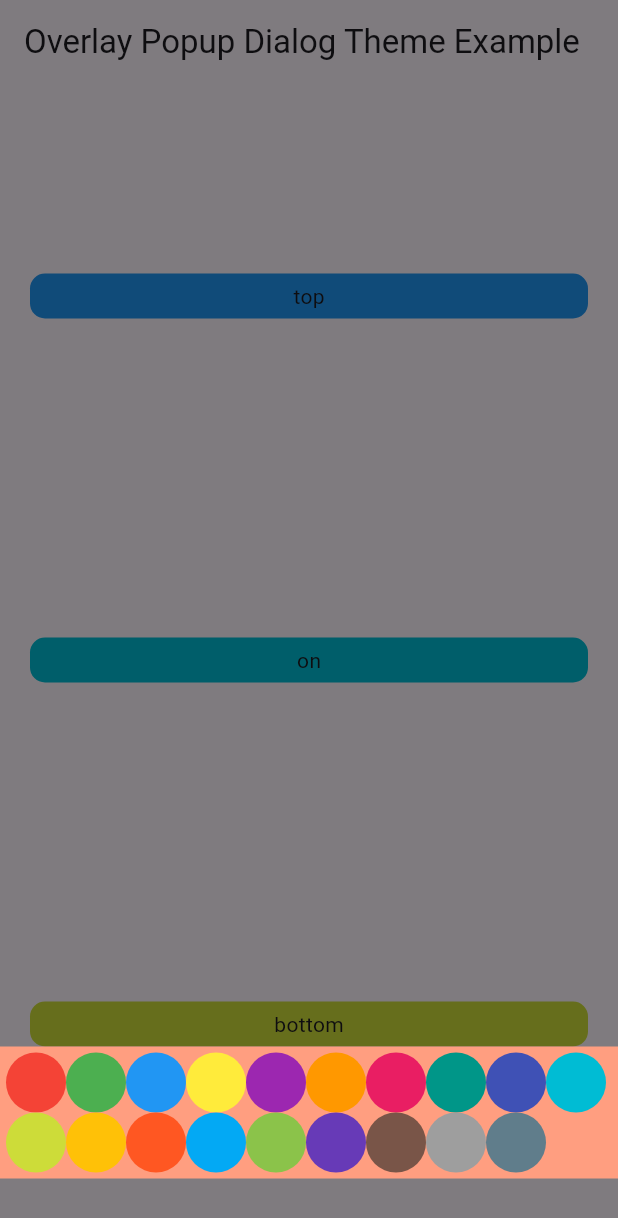
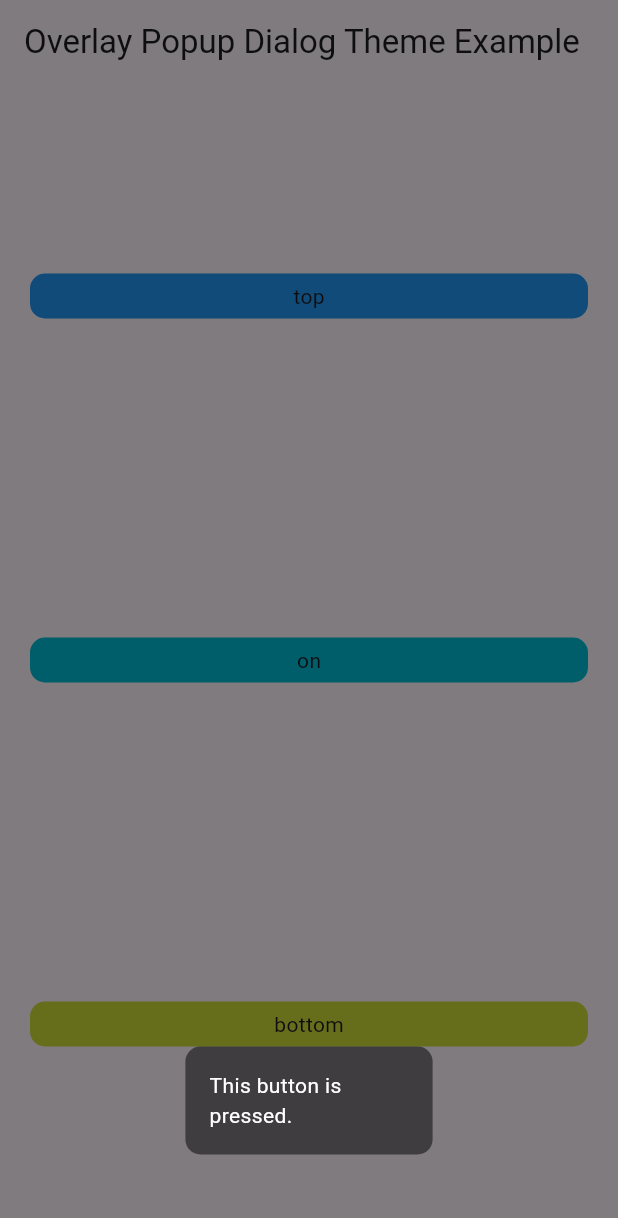
Before and after one commit to metekaganmusaak/overlay_popup_dialog, a Flutter app: the screen it shows after launch, after a tap on "bottom", on a phone screen of 412 x 824 dp. Shown: the top 1218 px of the screen. Run offline on Flutter 3.47's test engine with Material 3 defaults, Android fonts, the phone set to English and light mode, and no system bars.

Commit message:
bug fixes

```diff
--- a/example/lib/main.dart
+++ b/example/lib/main.dart
@@ -10,52 +10,48 @@ class MyApp extends StatelessWidget {
 
   @override
   Widget build(BuildContext context) {
-    return MaterialApp(
+    return const MaterialApp(
       title: 'Overlay Popup Dialog Theme Example',
-      theme: ThemeData(
-        colorScheme: ColorScheme.fromSeed(seedColor: Colors.deepPurple),
-        useMaterial3: true,
-      ),
-      home: const MyHomePage(),
+      home: HomePage(),
     );
   }
 }
 
-class MyHomePage extends StatefulWidget {
-  const MyHomePage({super.key});
+class HomePage extends StatefulWidget {
+  const HomePage({super.key});
 
   @override
-  State<MyHomePage> createState() => _MyHomePageState();
+  State<HomePage> createState() => _HomePageState();
 }
 
-class _MyHomePageState extends State<MyHomePage> {
+class _HomePageState extends State<HomePage> {
   @override
   Widget build(BuildContext context) {
     return Scaffold(
       appBar: AppBar(
         title: const Text('Overlay Popup Dialog Theme Example'),
       ),
-      body: Center(
-        child: Padding(
+      body: Padding(
         padding: const EdgeInsets.all(20),
         child: Column(
           mainAxisAlignment: MainAxisAlignment.spaceAround,
-            children: <Widget>[
+          children: [
+            // OverlayPopupDialog with top location.
             OverlayPopupDialog(
               overlayLocation: OverlayLocation.top,
-                showCloseIcon: true,
               popupDialogTheme: PopupDialogTheme(
-                  padding: const EdgeInsets.all(4),
-                  height: 100,
+                padding: const EdgeInsets.all(16),
                 decoration: BoxDecoration(
-                    color: Colors.white,
+                  color: Colors.blue.shade100,
                   borderRadius: BorderRadius.circular(10),
                 ),
+                height: 60,
+                leftMargin: 16,
+                rightMargin: 16,
               ),
               dialogChild: ListView.separated(
                 padding: EdgeInsets.zero,
-                  separatorBuilder: (context, index) =>
-                      const SizedBox(width: 4),
+                separatorBuilder: (context, index) => const SizedBox(width: 4),
                 itemBuilder: (context, index) => CircleAvatar(
                   backgroundColor: AppColors.colorList[index],
                   radius: 20,
@@ -65,50 +61,55 @@ class _MyHomePageState extends State<MyHomePage> {
               ),
               child: const ContainerWidget(location: OverlayLocation.top),
             ),
+            // OverlayPopupDialog with on location.
             OverlayPopupDialog(
               overlayLocation: OverlayLocation.on,
-                showCloseIcon: true,
               popupDialogTheme: const PopupDialogTheme(
-                  closeIcon: Icons.remove_red_eye_outlined,
-                  closeIconColor: Colors.black,
-                  padding: EdgeInsets.symmetric(horizontal: 16),
-                  height: 200,
+                padding: EdgeInsets.symmetric(horizontal: 16, vertical: 16),
+                height: 400,
               ),
-                dialogChild: ListView.builder(
-                  itemCount: 100,
-                  itemBuilder: (BuildContext context, int index) {
-                    return ListTile(
-                      title: Text('Item ${index + 1}'),
-                    );
-                  },
+              dialogChild: Column(
+                children: [
+                  Text(
+                    'Select a color',
+                    style: Theme.of(context).textTheme.titleLarge,
+                  ),
+                  const Divider(),
+                  Expanded(
+                    child: ListView.separated(
+                      padding: EdgeInsets.zero,
+                      separatorBuilder: (context, index) =>
+                          const SizedBox(height: 4),
+                      itemBuilder: (context, index) => CircleAvatar(
+                        backgroundColor: AppColors.colorList[index],
+                        radius: 20,
+                      ),
+                      itemCount: AppColors.colorList.length,
+                    ),
+                  ),
+                ],
               ),
               child: const ContainerWidget(location: OverlayLocation.on),
             ),
+            // OverlayPopupDialog with bottom location.
             OverlayPopupDialog(
               overlayLocation: OverlayLocation.bottom,
-                showCloseIcon: false,
               popupDialogTheme: PopupDialogTheme(
-                  closeIcon: Icons.remove_red_eye_outlined,
-                  closeIconColor: Colors.black,
-                  padding: const EdgeInsets.all(4),
-                  height: null,
                 decoration: BoxDecoration(
-                    color: Colors.deepOrangeAccent.shade100,
+                  color: Colors.black.withOpacity(0.5),
+                  borderRadius: BorderRadius.circular(10),
                 ),
+                padding: const EdgeInsets.all(16),
+                leftMargin: MediaQuery.of(context).size.width * 0.3,
+                rightMargin: MediaQuery.of(context).size.width * 0.3,
               ),
-                dialogChild: Wrap(
-                  children: [
-                    for (var i = 0; i < AppColors.colorList.length; i++)
-                      CircleAvatar(
-                        backgroundColor: AppColors.colorList[i],
-                        radius: 20,
-                      ),
-                  ],
+              dialogChild: const Text(
+                'This button is pressed.',
+                style: TextStyle(color: Colors.white),
               ),
               child: const ContainerWidget(location: OverlayLocation.bottom),
             ),
           ],
-          ),
         ),
       ),
     );
--- a/lib/src/overlay_popup_dialog.dart
+++ b/lib/src/overlay_popup_dialog.dart
@@ -15,8 +15,7 @@ class OverlayPopupDialog extends StatefulWidget {
     required this.dialogChild,
     this.overlayLocation = OverlayLocation.bottom,
     this.barrierDismissible = true,
-    this.popupDialogTheme = const PopupDialogTheme(),
-    this.showCloseIcon = true,
+    this.popupDialogTheme,
   });
 
   /// This widget is tappable widget that will trigger the overlay
@@ -35,9 +34,6 @@ class OverlayPopupDialog extends StatefulWidget {
 
   /// Theme for the overlay popup dialog.
   final PopupDialogTheme? popupDialogTheme;
-
-  /// If true, close icon will be shown on the right side of the dialog.
-  final bool showCloseIcon;
 
   @override
   State<OverlayPopupDialog> createState() => _OverlayPopupDialogState();
@@ -131,57 +127,36 @@ class _OverlayPopupDialogState extends State<OverlayPopupDialog>
                     // Position of the dialog widget.
                     top: switch (widget.overlayLocation) {
                       OverlayLocation.top => childPosition.dy -
-                          childSize.height -
+                          (widget.popupDialogTheme?.height ?? kToolbarHeight) +
                           _slideAnimation.value,
                       OverlayLocation.on => childPosition.dy +
+                          (kToolbarHeight / 2) -
+                          ((widget.popupDialogTheme?.height ?? kToolbarHeight) /
+                              2) -
                           (childSize.height / 2) -
-                          (kToolbarHeight / 2) +
                           _slideAnimation.value,
                       OverlayLocation.bottom => childPosition.dy +
                           childSize.height +
                           _slideAnimation.value,
                     },
-                    left: 0, // From left edge of the screen
-                    right: 0, // To right edge of the screen
+                    // From left edge of the screen
+                    left: widget.popupDialogTheme?.leftMargin ?? 0,
+                    // To right edge of the screen
+                    right: widget.popupDialogTheme?.rightMargin ?? 0,
                     child: Opacity(
                       opacity: _fadeAnimation.value,
-                      child: Column(
-                        children: [
-                          Container(
-                            height: widget.popupDialogTheme?.height,
-                            padding: widget.popupDialogTheme?.padding,
-                            width: double.infinity,
-                            decoration: widget.popupDialogTheme?.decoration ??
-                                BoxDecoration(
-                                  color:
-                                      Theme.of(context).scaffoldBackgroundColor,
-                                ),
-                            child: IntrinsicHeight(
-                              child: Row(
-                                crossAxisAlignment: CrossAxisAlignment.center,
-                                mainAxisAlignment: MainAxisAlignment.start,
-                                children: [
-                                  Expanded(child: widget.dialogChild),
-                                  if (widget.showCloseIcon) ...[
-                                    const VerticalDivider(),
-                                    IconButton(
-                                      onPressed: () {
-                                        _removeOverlay();
-                                      },
-                                      icon: Icon(
-                                        widget.popupDialogTheme?.closeIcon ??
-                                            Icons.close,
-                                        color: widget.popupDialogTheme
-                                                ?.closeIconColor ??
-                                            Theme.of(context).iconTheme.color,
-                                      ),
-                                    ),
-                                  ],
-                                ],
-                              ),
+                      child: Container(
+                        height: widget.popupDialogTheme?.height,
+                        width: double.infinity,
+                        decoration: widget.popupDialogTheme?.decoration ??
+                            BoxDecoration(
+                              color: Theme.of(context).scaffoldBackgroundColor,
                             ),
-                          ),
-                        ],
+                        child: Padding(
+                          padding: widget.popupDialogTheme?.padding ??
+                              EdgeInsets.zero,
+                          child: widget.dialogChild,
+                        ),
                       ),
                     ),
                   ),
@@ -217,35 +192,39 @@ class _OverlayPopupDialogState extends State<OverlayPopupDialog>
 }
 
 class PopupDialogTheme {
-  final IconData? closeIcon;
-  final Color? closeIconColor;
   final EdgeInsets? padding;
-  final EdgeInsets? margin;
   final BoxDecoration? decoration;
   final double? height;
+  final double? leftMargin;
+  final double? rightMargin;
 
   const PopupDialogTheme({
-    this.closeIcon,
-    this.closeIconColor,
-    this.padding,
-    this.margin,
-    this.decoration,
+    this.padding = EdgeInsets.zero,
+    this.decoration = const BoxDecoration(
+      color: Colors.white,
+      borderRadius: BorderRadius.zero,
+    ),
     this.height,
-  });
+    this.leftMargin = 0,
+    this.rightMargin = 0,
+  })  : assert(padding != null, 'Padding must not be null.'),
+        assert(decoration != null, 'Decoration must not be null.'),
+        assert(
+          leftMargin != null && leftMargin >= 0,
+          'Left start point must be at least 0.',
+        ),
+        assert(
+          rightMargin != null && rightMargin >= 0,
+          'Right start point must be at least 0.',
+        );
 
   PopupDialogTheme copyWith({
-    IconData? closeIcon,
-    Color? closeIconColor,
     EdgeInsets? padding,
-    EdgeInsets? margin,
     BoxDecoration? decoration,
     double? height,
   }) {
     return PopupDialogTheme(
-      closeIcon: closeIcon ?? this.closeIcon,
-      closeIconColor: closeIconColor ?? this.closeIconColor,
       padding: padding ?? this.padding,
-      margin: margin ?? this.margin,
       decoration: decoration ?? this.decoration,
       height: height ?? this.height,
     );
@@ -253,13 +232,10 @@ class PopupDialogTheme {
 
   static PopupDialogTheme of(BuildContext context) {
     return PopupDialogTheme(
-      closeIcon: Icons.close,
       height: kToolbarHeight,
-      closeIconColor: Theme.of(context).iconTheme.color,
       padding: EdgeInsets.zero,
-      margin: EdgeInsets.zero,
       decoration: BoxDecoration(
-        color: Theme.of(context).dialogBackgroundColor,
+        color: Theme.of(context).scaffoldBackgroundColor,
         borderRadius: BorderRadius.zero,
       ),
     );
```
Lines whose indentation alone changed are shown as unchanged.
